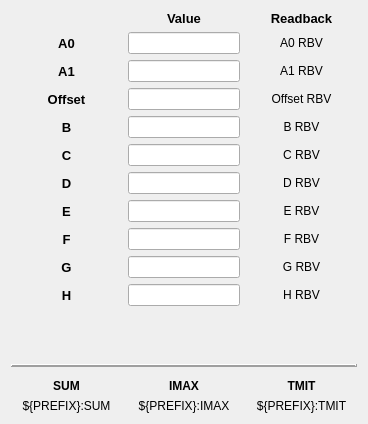
slaclab/BunchLengthMonitor, file blenApp/ui/blen_coef_instr.ui: the form before one commit.
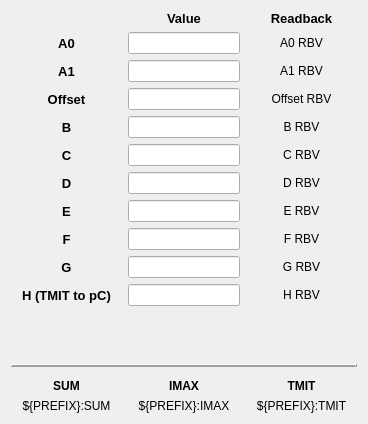
The form after the commit. Custom widgets are drawn as their Qt base class.

Commit message: MNT: units display in ui

The edit to the form file:
```diff
--- a/blenApp/ui/blen_coef_instr.ui
+++ b/blenApp/ui/blen_coef_instr.ui
@@ -669,7 +669,7 @@
         </font>
        </property>
        <property name="text">
-        <string>H</string>
+        <string>H (TMIT to pC)</string>
        </property>
        <property name="alignment">
         <set>Qt::AlignCenter</set>
```
Left out of the diff: 6 changed lines with no effect on the pictures. The commit also changes 5 other files.
